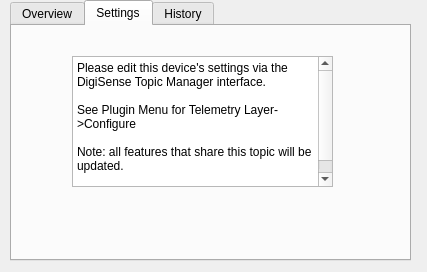
This is topicmanagers/ui_tleditfeature.ui in nzfarmer1/telemetrylayer as Qt 5 draws it before an edit. The edited form follows.
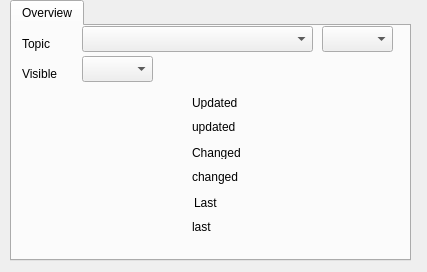
This is the edited form. The open tabs and pages were chosen to show the change.

Commit message: Rectactored FeatureDialog

What changed in the file:
```diff
--- a/topicmanagers/ui_tleditfeature.ui
+++ b/topicmanagers/ui_tleditfeature.ui
@@ -207,63 +207,6 @@
      </property>
     </widget>
    </widget>
-   <widget class="QWidget" name="Settings">
-    <attribute name="title">
-     <string>Settings</string>
-    </attribute>
-    <widget class="QLabel" name="label_3">
-     <property name="geometry">
-      <rect>
-       <x>70</x>
-       <y>50</y>
-       <width>301</width>
-       <height>71</height>
-      </rect>
-     </property>
-     <property name="text">
-      <string/>
-     </property>
-    </widget>
-    <widget class="QPlainTextEdit" name="plainTextEdit">
-     <property name="geometry">
-      <rect>
-       <x>60</x>
-       <y>30</y>
-       <width>261</width>
-       <height>131</height>
-      </rect>
-     </property>
-     <property name="readOnly">
-      <bool>true</bool>
-     </property>
-     <property name="plainText">
-      <string>Please edit this device's settings via the DigiSense Topic Manager interface. 
-
-See Plugin Menu for Telemetry Layer-&gt;Configure
-
-Note: all features that share this topic will be updated.
-</string>
-     </property>
-    </widget>
-   </widget>
-   <widget class="QWidget" name="History">
-    <attribute name="title">
-     <string>History</string>
-    </attribute>
-    <widget class="QLabel" name="label_2">
-     <property name="geometry">
-      <rect>
-       <x>30</x>
-       <y>30</y>
-       <width>56</width>
-       <height>13</height>
-      </rect>
-     </property>
-     <property name="text">
-      <string>Plot</string>
-     </property>
-    </widget>
-   </widget>
   </widget>
  </widget>
  <resources/>
```
The commit also changes 13 other files.
